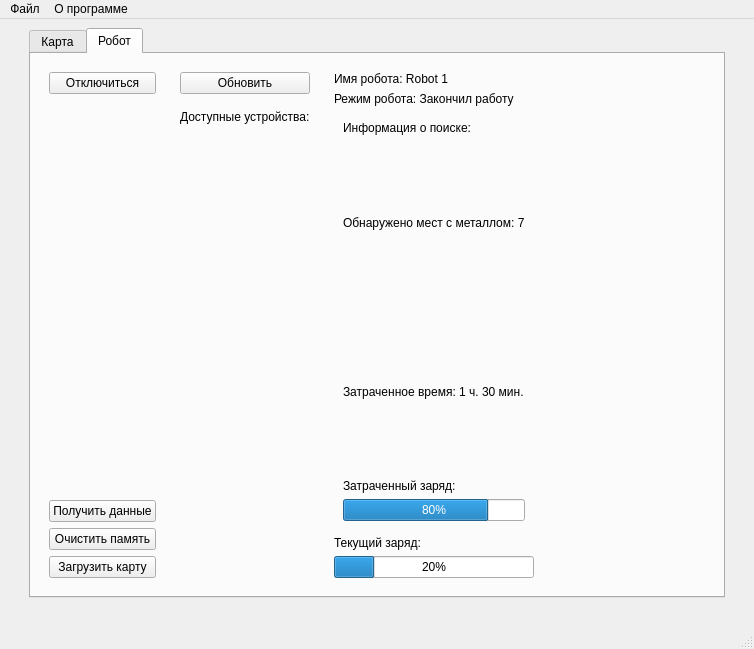
IvanZhiltsov/Robot-MetallFinder-Application, file MainWindow.ui: the form before one commit.
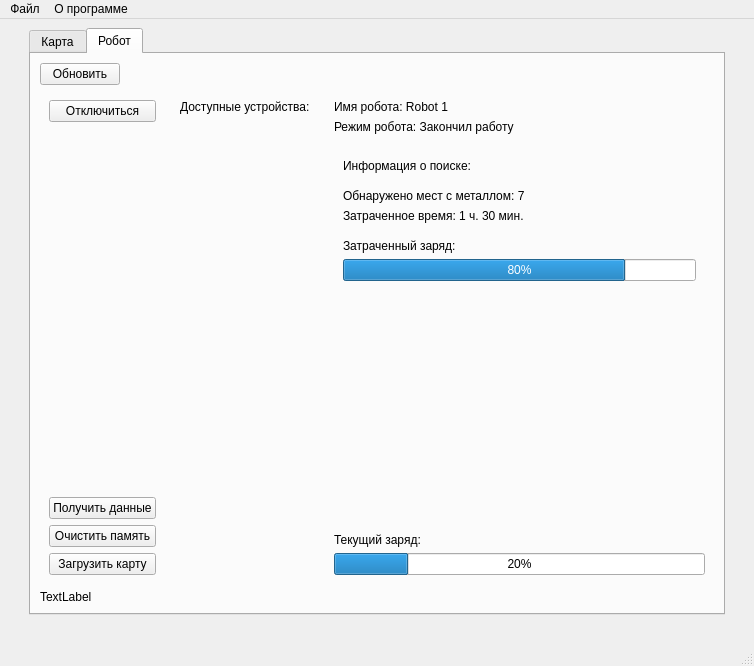
The form after the commit.

What changed in the file:
```diff
--- a/MainWindow.ui
+++ b/MainWindow.ui
@@ -7,7 +7,7 @@
     <x>0</x>
     <y>0</y>
     <width>754</width>
-    <height>649</height>
+    <height>666</height>
    </rect>
   </property>
   <property name="windowTitle">
@@ -15,39 +15,7 @@
   </property>
   <widget class="QWidget" name="centralwidget">
    <layout class="QGridLayout" name="gridLayout">
-    <item row="0" column="2">
-     <spacer name="horizontalSpacer_2">
-      <property name="orientation">
-       <enum>Qt::Horizontal</enum>
-      </property>
-      <property name="sizeType">
-       <enum>QSizePolicy::Maximum</enum>
-      </property>
-      <property name="sizeHint" stdset="0">
-       <size>
-        <width>20</width>
-        <height>20</height>
-       </size>
-      </property>
-     </spacer>
-    </item>
-    <item row="0" column="0">
-     <spacer name="horizontalSpacer">
-      <property name="orientation">
-       <enum>Qt::Horizontal</enum>
-      </property>
-      <property name="sizeType">
-       <enum>QSizePolicy::Maximum</enum>
-      </property>
-      <property name="sizeHint" stdset="0">
-       <size>
-        <width>20</width>
-        <height>20</height>
-       </size>
-      </property>
-     </spacer>
-    </item>
-    <item row="0" column="1">
+    <item row="1" column="2">
      <widget class="QTabWidget" name="tabWidget">
       <property name="currentIndex">
        <number>1</number>
@@ -155,7 +123,33 @@
        </attribute>
        <layout class="QGridLayout" name="gridLayout_7">
         <item row="0" column="0">
-         <layout class="QHBoxLayout" name="horizontalLayout_2">
+         <layout class="QVBoxLayout" name="verticalLayout_3">
+          <item>
+           <layout class="QHBoxLayout" name="horizontalLayout_3">
+            <item>
+             <widget class="QPushButton" name="update_dev_btn">
+              <property name="text">
+               <string>Обновить</string>
+              </property>
+             </widget>
+            </item>
+            <item>
+             <spacer name="horizontalSpacer_5">
+              <property name="orientation">
+               <enum>Qt::Horizontal</enum>
+              </property>
+              <property name="sizeHint" stdset="0">
+               <size>
+                <width>20</width>
+                <height>20</height>
+               </size>
+              </property>
+             </spacer>
+            </item>
+           </layout>
+          </item>
+          <item>
+           <layout class="QHBoxLayout" name="horizontalLayout_2" stretch="0,0,0">
           <item>
            <widget class="QWidget" name="edit_widget" native="true">
             <layout class="QGridLayout" name="gridLayout_3">
@@ -211,30 +205,7 @@
            <widget class="QWidget" name="devices_widwet" native="true">
             <layout class="QGridLayout" name="gridLayout_6">
              <item row="0" column="0">
-              <layout class="QVBoxLayout" name="verticalLayout_5" stretch="0,0,0,0,0,0">
-               <item>
-                <widget class="QPushButton" name="update_dev_btn">
-                 <property name="text">
-                  <string>Обновить</string>
-                 </property>
-                </widget>
-               </item>
-               <item>
-                <spacer name="verticalSpacer_5">
-                 <property name="orientation">
-                  <enum>Qt::Vertical</enum>
-                 </property>
-                 <property name="sizeType">
-                  <enum>QSizePolicy::Fixed</enum>
-                 </property>
-                 <property name="sizeHint" stdset="0">
-                  <size>
-                   <width>20</width>
-                   <height>10</height>
-                  </size>
-                 </property>
-                </spacer>
-               </item>
+                <layout class="QVBoxLayout" name="verticalLayout_5" stretch="0,0,0,0">
                <item>
                 <widget class="QLabel" name="divices_label">
                  <property name="text">
@@ -283,7 +254,7 @@
            <widget class="QWidget" name="info_widget" native="true">
             <layout class="QGridLayout" name="gridLayout_5">
              <item row="0" column="0">
-              <layout class="QVBoxLayout" name="verticalLayout_4" stretch="0,0,10,0,0">
+                <layout class="QVBoxLayout" name="verticalLayout_4" stretch="0,0,0,1,0,0">
                <item>
                 <widget class="QLabel" name="name_lable">
                  <property name="text">
@@ -298,11 +269,27 @@
                  </property>
                 </widget>
                </item>
+                 <item>
+                  <spacer name="verticalSpacer_6">
+                   <property name="orientation">
+                    <enum>Qt::Vertical</enum>
+                   </property>
+                   <property name="sizeType">
+                    <enum>QSizePolicy::Maximum</enum>
+                   </property>
+                   <property name="sizeHint" stdset="0">
+                    <size>
+                     <width>20</width>
+                     <height>10</height>
+                    </size>
+                   </property>
+                  </spacer>
+                 </item>
                <item>
                 <widget class="QWidget" name="search_info_widget" native="true">
                  <layout class="QGridLayout" name="gridLayout_4">
-                  <item row="0" column="0">
-                   <layout class="QVBoxLayout" name="serch_info_vl" stretch="0,1,1,0,0">
+                    <item row="1" column="0">
+                     <layout class="QVBoxLayout" name="serch_info_vl" stretch="0,0,0,0,0,0,0,0">
                     <item>
                      <widget class="QLabel" name="label_4">
                       <property name="text">
@@ -310,6 +297,22 @@
                       </property>
                      </widget>
                     </item>
+                      <item>
+                       <spacer name="verticalSpacer_7">
+                        <property name="orientation">
+                         <enum>Qt::Vertical</enum>
+                        </property>
+                        <property name="sizeType">
+                         <enum>QSizePolicy::Maximum</enum>
+                        </property>
+                        <property name="sizeHint" stdset="0">
+                         <size>
+                          <width>20</width>
+                          <height>10</height>
+                         </size>
+                        </property>
+                       </spacer>
+                      </item>
                     <item>
                      <widget class="QLabel" name="places_label">
                       <property name="text">
@@ -324,6 +327,22 @@
                       </property>
                      </widget>
                     </item>
+                      <item>
+                       <spacer name="verticalSpacer_8">
+                        <property name="orientation">
+                         <enum>Qt::Vertical</enum>
+                        </property>
+                        <property name="sizeType">
+                         <enum>QSizePolicy::Maximum</enum>
+                        </property>
+                        <property name="sizeHint" stdset="0">
+                         <size>
+                          <width>20</width>
+                          <height>10</height>
+                         </size>
+                        </property>
+                       </spacer>
+                      </item>
                     <item>
                      <widget class="QLabel" name="label_5">
                       <property name="text">
@@ -338,6 +357,19 @@
                       </property>
                      </widget>
                     </item>
+                      <item>
+                       <spacer name="verticalSpacer_9">
+                        <property name="orientation">
+                         <enum>Qt::Vertical</enum>
+                        </property>
+                        <property name="sizeHint" stdset="0">
+                         <size>
+                          <width>20</width>
+                          <height>40</height>
+                         </size>
+                        </property>
+                       </spacer>
+                      </item>
                    </layout>
                   </item>
                  </layout>
@@ -364,27 +396,52 @@
           </item>
          </layout>
         </item>
-        <item row="0" column="1">
-         <spacer name="horizontalSpacer_3">
+          <item>
+           <widget class="QLabel" name="is_bluetooth_lable">
+            <property name="text">
+             <string>TextLabel</string>
+            </property>
+           </widget>
+          </item>
+         </layout>
+        </item>
+       </layout>
+      </widget>
+     </widget>
+    </item>
+    <item row="1" column="3">
+     <spacer name="horizontalSpacer">
           <property name="orientation">
            <enum>Qt::Horizontal</enum>
           </property>
           <property name="sizeType">
-           <enum>QSizePolicy::Expanding</enum>
+       <enum>QSizePolicy::Maximum</enum>
           </property>
           <property name="sizeHint" stdset="0">
            <size>
-            <width>40</width>
+        <width>20</width>
             <height>20</height>
            </size>
           </property>
          </spacer>
         </item>
-       </layout>
-      </widget>
-     </widget>
+    <item row="1" column="0">
+     <spacer name="horizontalSpacer_2">
+      <property name="orientation">
+       <enum>Qt::Horizontal</enum>
+      </property>
+      <property name="sizeType">
+       <enum>QSizePolicy::Maximum</enum>
+      </property>
+      <property name="sizeHint" stdset="0">
+       <size>
+        <width>20</width>
+        <height>20</height>
+       </size>
+      </property>
+     </spacer>
     </item>
-    <item row="1" column="1">
+    <item row="2" column="2">
      <spacer name="verticalSpacer_4">
       <property name="orientation">
        <enum>Qt::Vertical</enum>
```
Lines whose indentation alone changed are shown as unchanged.
